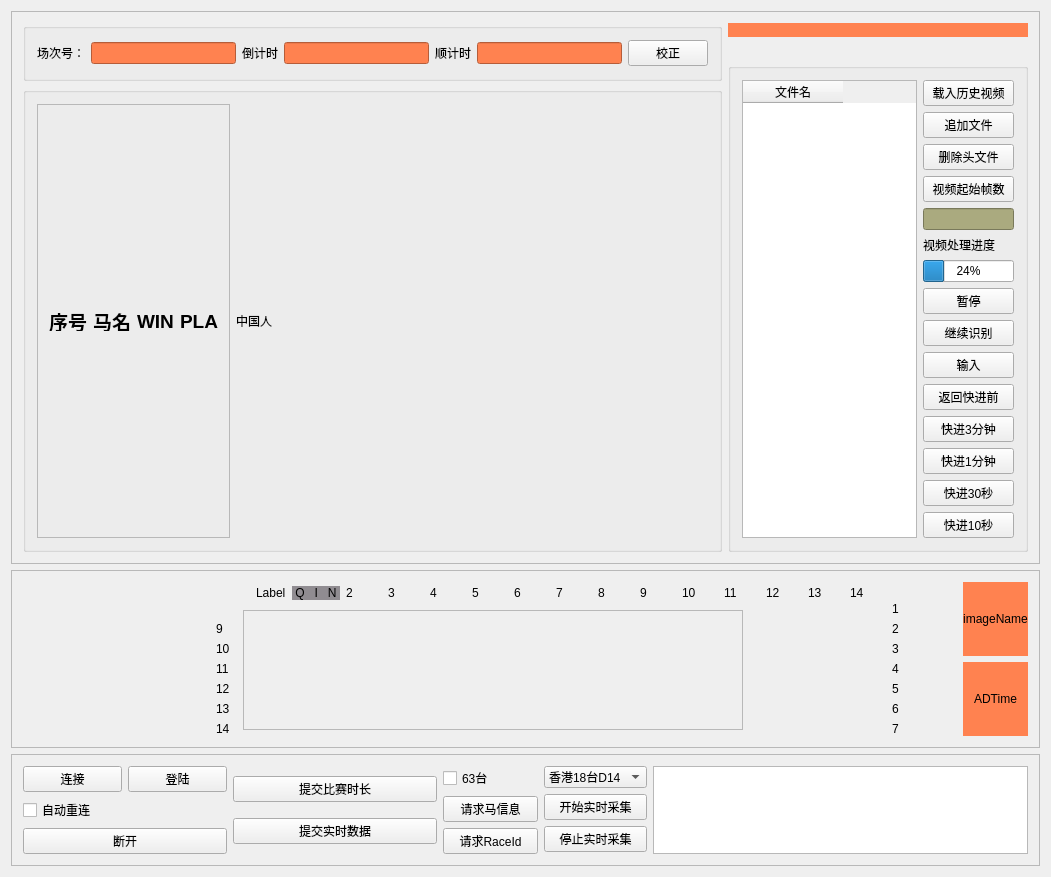
Qt form OCRProject/Ui/OcrControl.ui (ThePowerOfSwift/OCR_LIVE_HISTORY) before a commit.
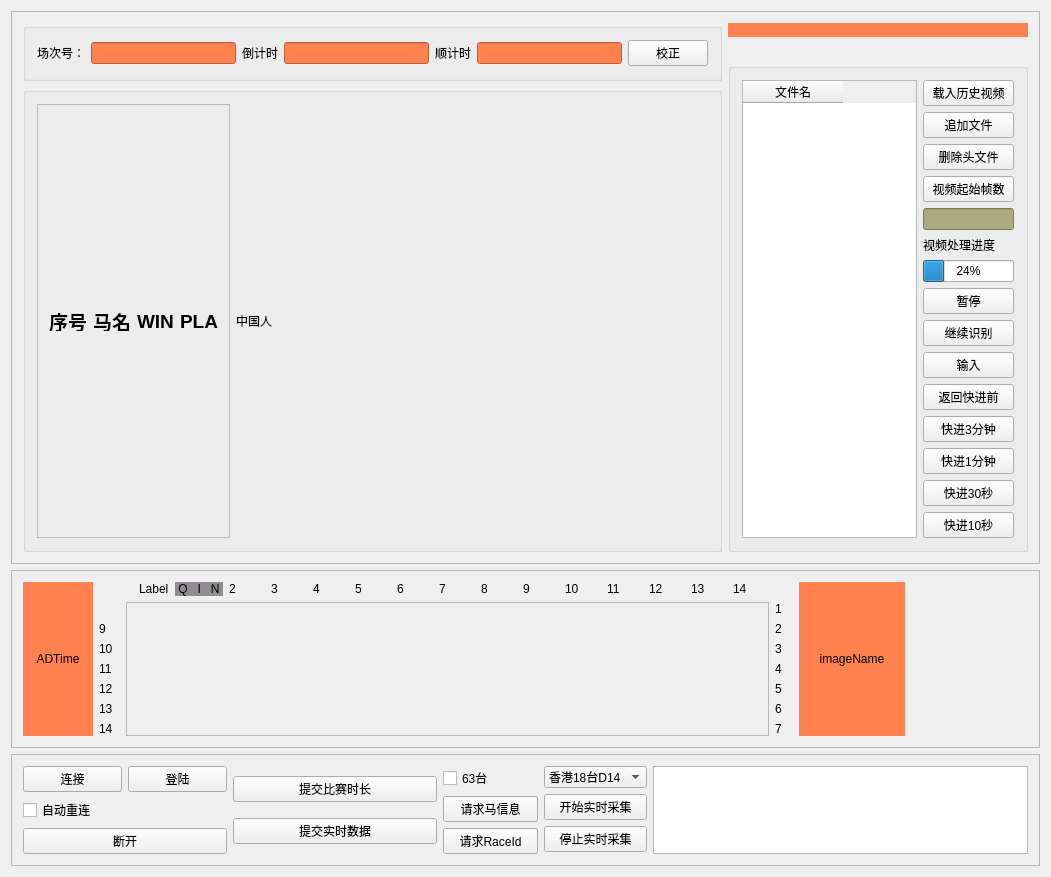
The same form after that commit.

What changed in the file:
```diff
--- a/OCRProject/Ui/OcrControl.ui
+++ b/OCRProject/Ui/OcrControl.ui
@@ -429,19 +429,19 @@
        </property>
        <layout class="QHBoxLayout" name="horizontalLayout_10">
         <item>
-         <layout class="QHBoxLayout" name="horizontalLayout_9" stretch="2,1,5,5,0,0">
+         <layout class="QHBoxLayout" name="horizontalLayout_9" stretch="8,8,6,2,12,12,2">
           <item>
-           <spacer name="horizontalSpacer">
-            <property name="orientation">
-             <enum>Qt::Horizontal</enum>
+           <widget class="QLabel" name="adTimeLbl">
+            <property name="styleSheet">
+             <string notr="true">background-color: rgb(255, 130, 80);</string>
             </property>
-            <property name="sizeHint" stdset="0">
-             <size>
-              <width>67</width>
-              <height>17</height>
-             </size>
+            <property name="text">
+             <string>ADTime</string>
             </property>
-           </spacer>
+            <property name="alignment">
+             <set>Qt::AlignCenter</set>
+            </property>
+           </widget>
           </item>
           <item>
            <layout class="QVBoxLayout" name="verticalLayout_7">
@@ -600,9 +600,9 @@
            </layout>
           </item>
           <item>
-           <layout class="QVBoxLayout" name="verticalLayout_11">
+           <layout class="QVBoxLayout" name="verticalLayout_11" stretch="1,4">
             <item>
-             <layout class="QHBoxLayout" name="horizontalLayout_7">
+             <layout class="QHBoxLayout" name="horizontalLayout_7" stretch="1,1,1,1,1,1,1,1,1,1,1,1,1,1,1,1">
               <item>
                <widget class="QLabel" name="label_37">
                 <property name="text">
@@ -886,14 +886,14 @@
               </property>
               <property name="minimumSize">
                <size>
-                <width>500</width>
-                <height>120</height>
+                <width>0</width>
+                <height>0</height>
                </size>
               </property>
               <property name="maximumSize">
                <size>
-                <width>500</width>
-                <height>120</height>
+                <width>16777215</width>
+                <height>16777215</height>
                </size>
               </property>
               <property name="styleSheet">
@@ -1083,47 +1083,33 @@
            </layout>
           </item>
           <item>
-           <spacer name="horizontalSpacer_3">
+           <widget class="QLabel" name="imageFileNameLabel">
+            <property name="styleSheet">
+             <string notr="true">background-color: rgb(255, 130, 80);</string>
+            </property>
+            <property name="text">
+             <string>imageName</string>
+            </property>
+            <property name="alignment">
+             <set>Qt::AlignCenter</set>
+            </property>
+           </widget>
+          </item>
+          <item>
+           <spacer name="horizontalSpacer">
             <property name="orientation">
              <enum>Qt::Horizontal</enum>
             </property>
             <property name="sizeHint" stdset="0">
              <size>
-              <width>44</width>
+              <width>67</width>
               <height>17</height>
              </size>
             </property>
            </spacer>
           </item>
           <item>
-           <layout class="QVBoxLayout" name="verticalLayout_13">
-            <item>
-             <widget class="QLabel" name="imageFileNameLabel">
-              <property name="styleSheet">
-               <string notr="true">background-color: rgb(255, 130, 80);</string>
-              </property>
-              <property name="text">
-               <string>imageName</string>
-              </property>
-              <property name="alignment">
-               <set>Qt::AlignCenter</set>
-              </property>
-             </widget>
-            </item>
-            <item>
-             <widget class="QLabel" name="adTimeLbl">
-              <property name="styleSheet">
-               <string notr="true">background-color: rgb(255, 130, 80);</string>
-              </property>
-              <property name="text">
-               <string>ADTime</string>
-              </property>
-              <property name="alignment">
-               <set>Qt::AlignCenter</set>
-              </property>
-             </widget>
-            </item>
-           </layout>
+           <layout class="QVBoxLayout" name="verticalLayout_13"/>
           </item>
          </layout>
         </item>
```
